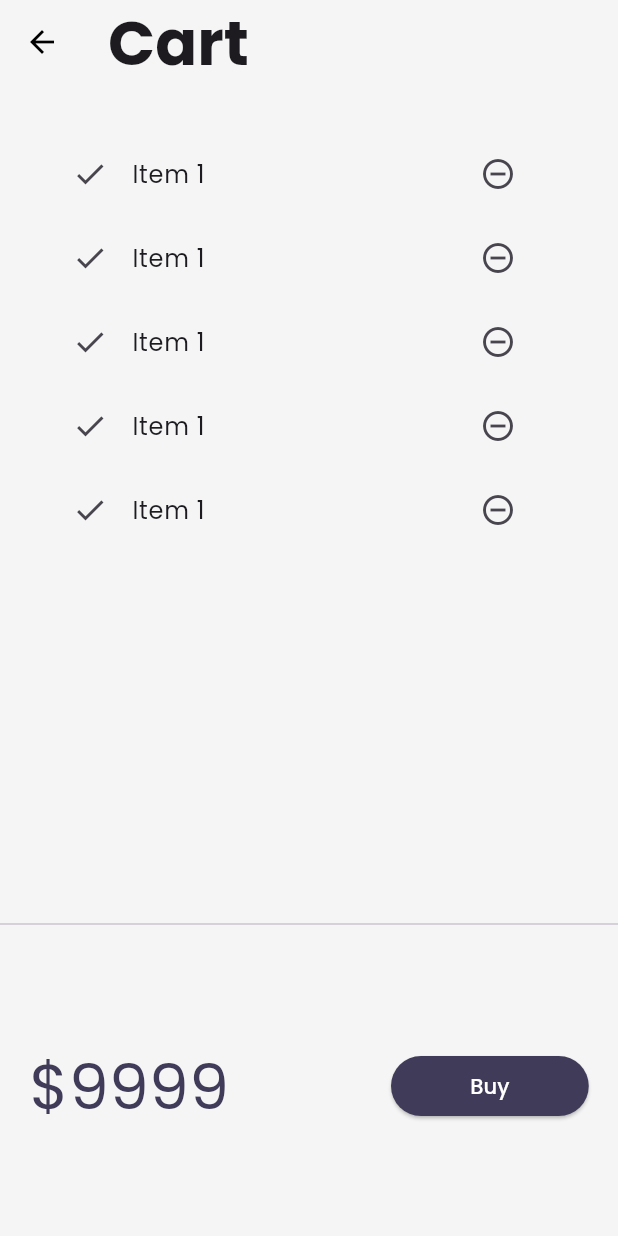
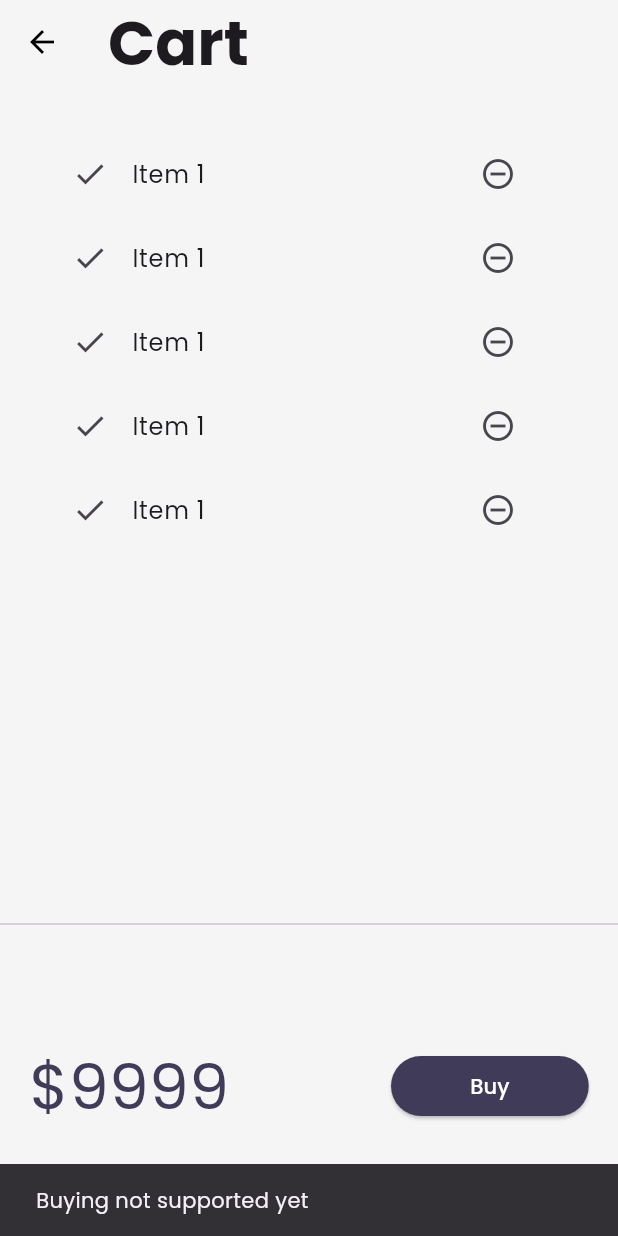
Before and after one commit to pg1410-dev/flutter_create, a Flutter app: the CartPage screen opened by its route, after a tap on "Buy", on a phone screen of 412 x 824 dp. Run offline on Flutter 3.47's test engine with Material 3 defaults, Android fonts, the phone set to English and light mode, and no system bars; our stand-ins replace google_fonts, velocity_x; network calls fail.

Commit message:
Day21 Completed

```diff
--- a/lib/models/catalog.dart
+++ b/lib/models/catalog.dart
@@ -6,12 +6,12 @@ class CatalogModel {
 
   // Get Item by ID
 
-  static Item getById(int id) =>
+  Item getById(int id) =>
       items.firstWhere((element) => element.id == id, orElse: null);
 
   // Get Item by Positin
 
-  static Item getByPosition(int pos) => items[pos];
+  Item getByPosition(int pos) => items[pos];
 }
 
 class Item {
--- a/lib/pages/cart_page.dart
+++ b/lib/pages/cart_page.dart
@@ -37,7 +37,13 @@ class _CartTotal extends StatelessWidget {
           "\$9999".text.xl5.color(context.theme.secondaryHeaderColor).make(),
           30.widthBox,
           ElevatedButton(
-            onPressed: () {},
+            onPressed: () {
+              ScaffoldMessenger.of(context).showSnackBar(
+                SnackBar(
+                  content: "Buying not supported yet".text.make(),
+                ),
+              );
+            },
             style: ButtonStyle(
               backgroundColor:
                   MaterialStateProperty.all(context.theme.splashColor),
--- a/lib/widgets/home_widgets/catalog_list.dart
+++ b/lib/widgets/home_widgets/catalog_list.dart
@@ -14,7 +14,7 @@ class CatalogList extends StatelessWidget {
       shrinkWrap: true,
       itemCount: CatalogModel.items.length,
       itemBuilder: (context, index) {
-        final catalog = CatalogModel.getByPosition(index);
+        final catalog = CatalogModel.items[index];
         return InkWell(
             onTap: () => Navigator.push(
                   context,
```
Also changed, not shown: lib/models/cart.dart (added, +32 -0 lines).
